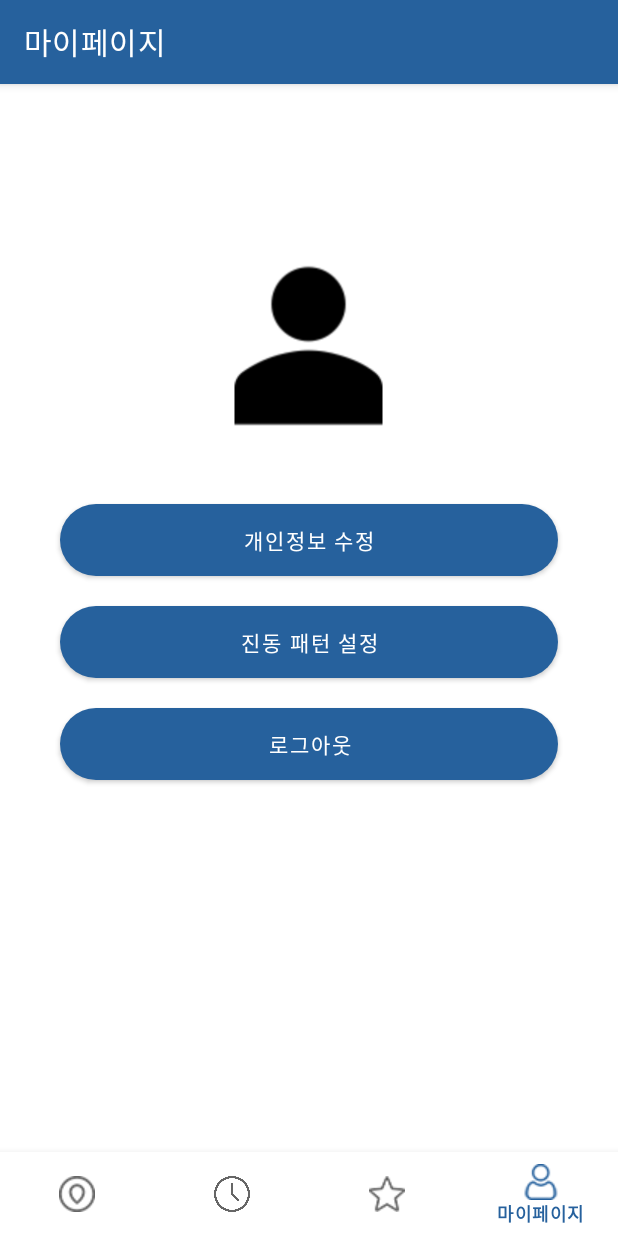
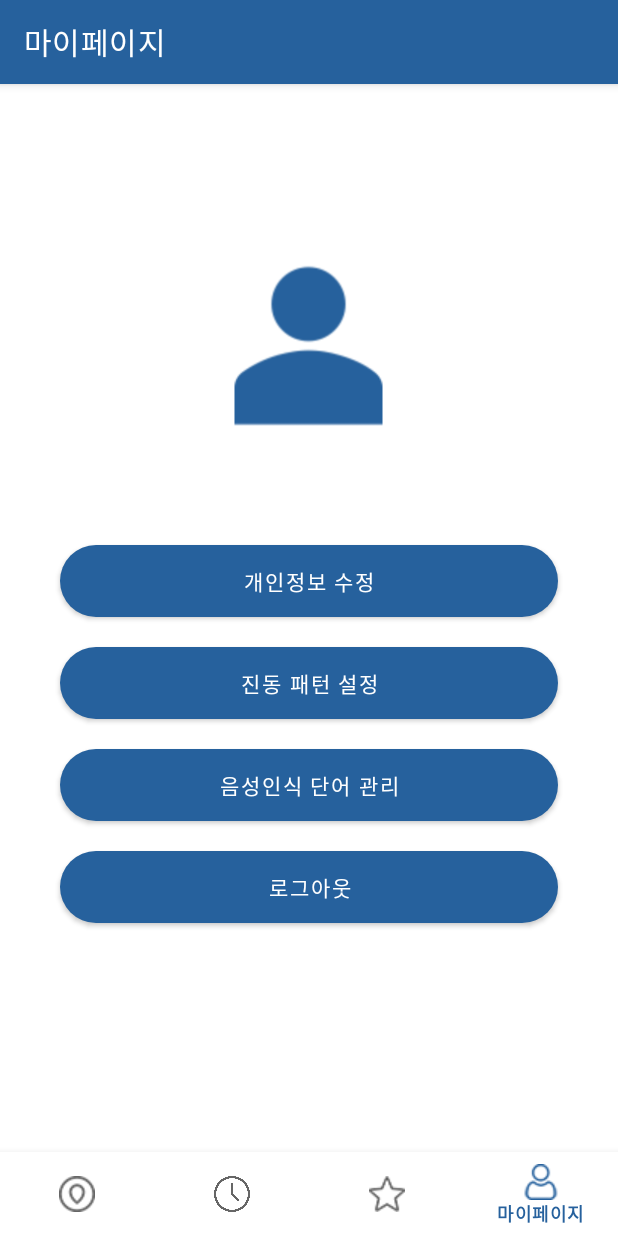
Before and after one commit to yamiblack/Polaris_Android, an Android app: the MyPageFragment screen opened through its navigation route, on a phone screen of 412 x 824 dp. Run offline under Robolectric (Android 15) with nearby library versions, the phone set to English and light mode, and no system bars; our stand-ins replace Firebase (no records; nobody signed in at launch, a user with empty details on screens opened directly), navigation-ui; libraries missing offline, so code that uses them is left out: com.skt; pictures from the network do not load; 14 statements that could not run were skipped.

Commit message:
STT settings

```diff
--- a/app/build.gradle
+++ b/app/build.gradle
@@ -50,6 +50,7 @@ dependencies {
     implementation files('libs/com.skt.Tmap_1.67.jar')
     implementation files('libs/accessory-v2.6.4.jar')
     implementation files('libs/sdk-v1.0.0.jar')
+    implementation 'com.google.firebase:firebase-firestore:23.0.1'
 
     testImplementation 'junit:junit:4.+'
     androidTestImplementation 'androidx.test.ext:junit:1.1.2'
--- a/app/src/main/java/com/bigdipper/android/polaris/SplashActivity.java
+++ b/app/src/main/java/com/bigdipper/android/polaris/SplashActivity.java
@@ -31,8 +31,8 @@ public class SplashActivity extends Activity {
                 if (FirebaseAuth.getInstance().getCurrentUser() == null) {
                     startActivity(new Intent((getApplication()), LoginActivity.class));
                 } else {
-//                    startActivity(new Intent((getApplication()), MainActivity.class));
-                    startActivity(new Intent((getApplication()), MessageActivity.class));
+                    startActivity(new Intent((getApplication()), MainActivity.class));
+//                    startActivity(new Intent((getApplication()), MessageActivity.class));
                 }
             }
         }, SPLASH_TIME);
--- a/app/src/main/java/com/bigdipper/android/polaris/ui/mypage/ModifyVibrationActivity.java
+++ b/app/src/main/java/com/bigdipper/android/polaris/ui/mypage/ModifyVibrationActivity.java
@@ -3,9 +3,11 @@ package com.bigdipper.android.polaris.ui.mypage;
 import android.app.Activity;
 import android.os.Bundle;
 
+import androidx.appcompat.app.AppCompatActivity;
+
 import com.bigdipper.android.polaris.R;
 
-public class ModifyVibrationActivity extends Activity {
+public class ModifyVibrationActivity extends AppCompatActivity {
     @Override
     protected void onCreate(Bundle savedInstanceState) {
         super.onCreate(savedInstanceState);
--- a/app/src/main/java/com/bigdipper/android/polaris/ui/mypage/MyPageFragment.java
+++ b/app/src/main/java/com/bigdipper/android/polaris/ui/mypage/MyPageFragment.java
@@ -9,6 +9,7 @@ import android.view.View;
 import android.view.ViewGroup;
 import android.widget.Button;
 import android.widget.ImageView;
+import android.widget.TextView;
 import android.widget.Toast;
 
 import androidx.annotation.NonNull;
@@ -21,18 +22,48 @@ import com.google.firebase.auth.FirebaseAuth;
 import static android.app.Activity.RESULT_OK;
 
 public class MyPageFragment extends Fragment {
-    Button btnLogOut, btnSetVibrationPattern;
     private final int GET_GALLERY_IMAGE = 200;
+
     private ImageView imageview;
+    private TextView tvEmail;
+    private Button btnSetVibrationPattern;
+    private Button btnSetSTTWords;
+    private Button btnLogOut;
 
     public View onCreateView(@NonNull LayoutInflater inflater,
                              ViewGroup container, Bundle savedInstanceState) {
 
         View root = inflater.inflate(R.layout.fragment_mypage, container, false);
 
+        imageview = root.findViewById(R.id.userImage);
+        tvEmail = root.findViewById(R.id.tv_email);
+        btnSetVibrationPattern = root.findViewById(R.id.btn_setVibrationPattern);
+        btnSetSTTWords = root.findViewById(R.id.btn_setSTTWords);
         btnLogOut = root.findViewById(R.id.btn_logout);
-        imageview = root.findViewById(R.id.userImage);
-        btnSetVibrationPattern = root.findViewById(R.id.btn_setVibrationPattern);
+
+        imageview.setOnClickListener(new View.OnClickListener() {
+            public void onClick(View v) {
+                Intent intent = new Intent(Intent.ACTION_PICK);
+                intent.setDataAndType(MediaStore.Images.Media.EXTERNAL_CONTENT_URI, "image/*");
+                startActivityForResult(intent, GET_GALLERY_IMAGE);
+            }
+        });
+
+        tvEmail.setText(FirebaseAuth.getInstance().getCurrentUser().getEmail());
+
+        btnSetSTTWords.setOnClickListener(new View.OnClickListener() {
+            public void onClick(View v) {
+                Intent intent = new Intent(getContext(), STTwordsActivity.class);
+                startActivity(intent);
+            }
+        });
+
+        btnSetVibrationPattern.setOnClickListener(new View.OnClickListener() {
+            public void onClick(View v) {
+                Intent intent = new Intent(getContext(), ModifyVibrationActivity.class);
+                startActivity(intent);
+            }
+        });
 
         btnLogOut.setOnClickListener(new View.OnClickListener() {
             @Override
@@ -43,25 +74,11 @@ public class MyPageFragment extends Fragment {
             }
         });
 
-        imageview.setOnClickListener(new View.OnClickListener() {
-            public void onClick(View v) {
-                Intent intent = new Intent(Intent.ACTION_PICK);
-                intent.setDataAndType(MediaStore.Images.Media.EXTERNAL_CONTENT_URI, "image/*");
-                startActivityForResult(intent, GET_GALLERY_IMAGE);
-            }
-        });
-
-        btnSetVibrationPattern.setOnClickListener(new View.OnClickListener() {
-            public void onClick(View v) {
-                Intent intent = new Intent(getContext(), ModifyVibrationActivity.class);
-                startActivity(intent);
-            }
-        });
-
         return root;
     }
+
     @Override
-    public void onActivityResult(int requestCode,int resultCode, Intent data){
+    public void onActivityResult(int requestCode, int resultCode, Intent data) {
 
         if (requestCode == GET_GALLERY_IMAGE && resultCode == RESULT_OK && data != null && data.getData() != null) {
 
--- a/app/src/main/res/layout/fragment_mypage.xml
+++ b/app/src/main/res/layout/fragment_mypage.xml
@@ -14,6 +14,16 @@
         android:layout_marginTop="100dp"
         android:adjustViewBounds="true"
         android:src="@drawable/ic_user"/>
+
+    <TextView
+        android:id="@+id/tv_email"
+        android:layout_width="match_parent"
+        android:layout_height="wrap_content"
+        android:fontFamily="@font/nanumsquarebold"
+        android:gravity="center"
+        android:text="email here"
+        android:textSize="20sp"
+        android:textStyle="bold" />
 
     <LinearLayout
         android:layout_width="match_parent"
@@ -46,6 +56,18 @@
             android:textColor="@color/white" />
 
         <Button
+            android:id="@+id/btn_setSTTWords"
+            android:layout_width="match_parent"
+            android:layout_height="wrap_content"
+            android:layout_marginStart="30dp"
+            android:layout_marginTop="20dp"
+            android:layout_marginEnd="30dp"
+            android:background="@drawable/button_blue_rounded"
+            android:fontFamily="@font/nanumsquarebold"
+            android:text="음성인식 단어 관리"
+            android:textColor="@color/white" />
+
+        <Button
             android:id="@+id/btn_logout"
             android:layout_width="match_parent"
             android:layout_height="wrap_content"
```
Also changed, not shown: app/src/main/AndroidManifest.xml (+4 -3 lines), app/src/main/java/com/bigdipper/android/polaris/entity/STT.java (added, +22 -0 lines), app/src/main/java/com/bigdipper/android/polaris/ui/mypage/STTwordsActivity.java (added, +152 -0 lines), app/src/main/res/layout/activity_sttwords.xml (added, +53 -0 lines), app/src/main/res/menu/menu_stt.xml (added, +9 -0 lines), app/src/main/res/drawable-v24/ic_ai.png (added), app/src/main/res/drawable-v24/ic_user.png.
